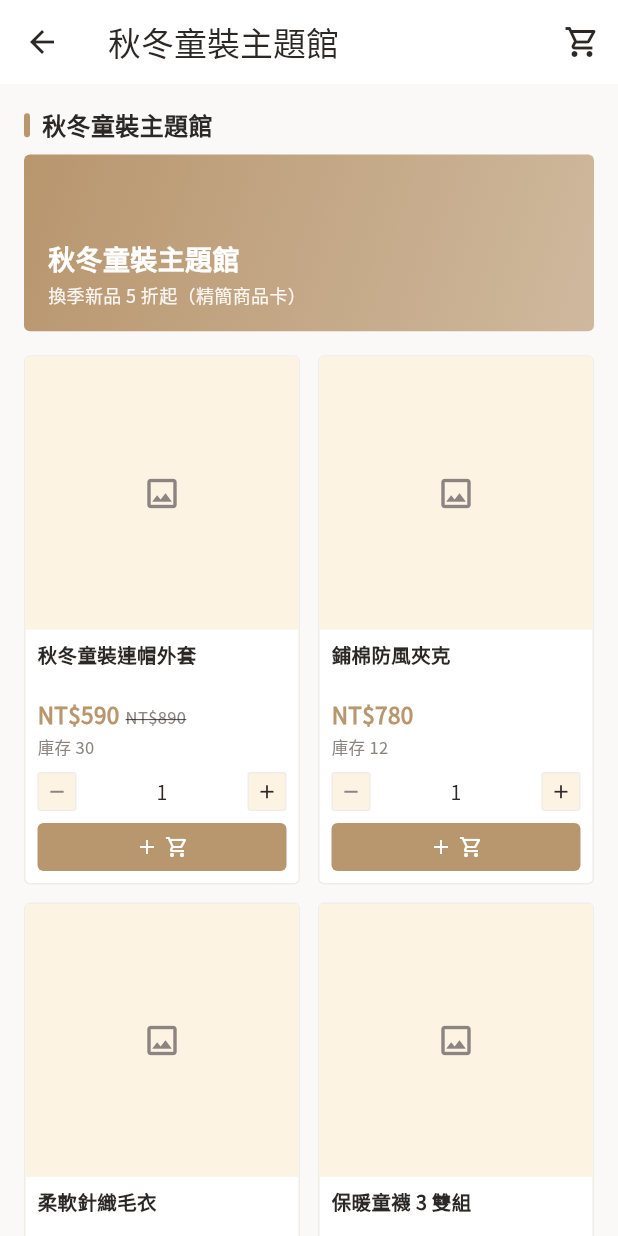
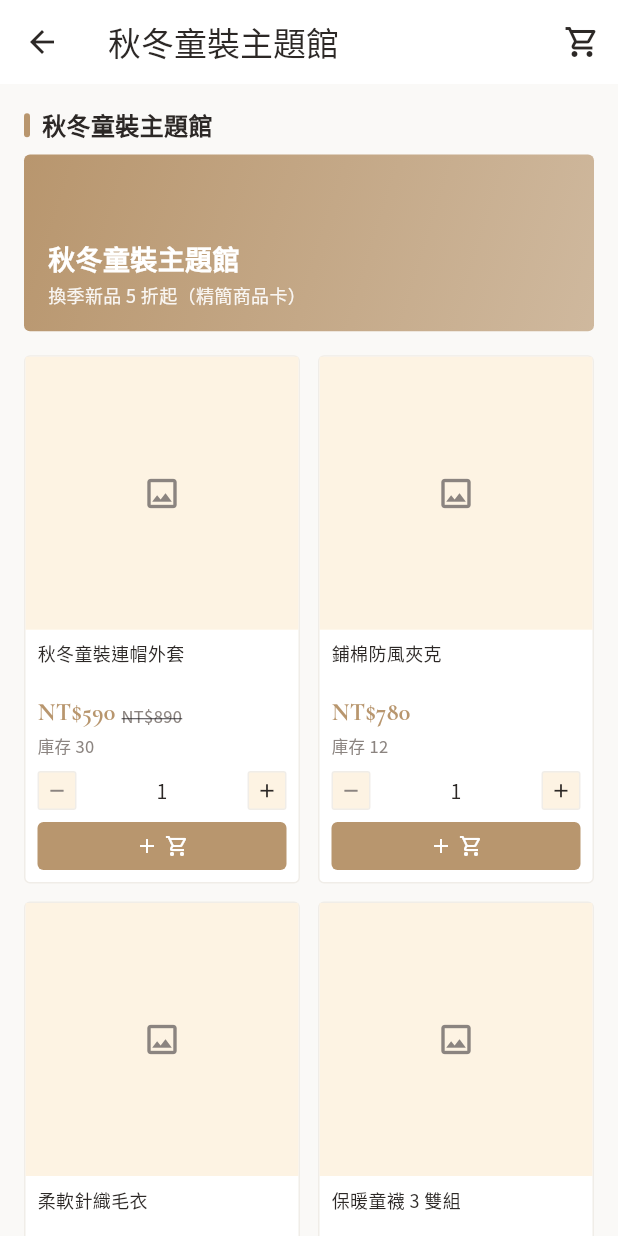
Before and after one commit to minchenlee168/xsmartlive-plus-one-prototype, a Flutter app: the ThemeHallScreen screen opened directly with empty values, on a phone screen of 412 x 824 dp. Run offline on Flutter 3.47's test engine with Material 3 defaults, Android fonts, the phone set to English and light mode, and no system bars; our stand-ins replace cookie_jar, dio, dio_cookie_manager, firebase_analytics, firebase_core, flutter_riverpod and 9 more; missing offline and left inert: facebook_app_events, flutter_facebook_auth; accounts and stored records are empty; network calls fail.

Commit message:
style: 商品卡兩變體字體統一（依精簡卡）——售價品牌襯線、名稱 12/w500、前綴 NT$
精簡與標準卡字體不一致（標準售價為系統 sans + 名稱 13/14；精簡為襯線 + 名稱 12）。
依「精簡卡」為準統一 ProductCard 兩變體字體：
- 售價改用品牌襯線 fontDisplay（Cormorant）16/w800（standard 原為 sans 15/16）
- 名稱統一 12 / w500（standard 原為 grid?14/w400 : 13/w600，不再分 grid）
- 原價 / 庫存統一 11
- 前綴統一 NT$：精簡卡由 $ 改為 NT$，與標準卡及 cart/detail/checkout 全站一致

flutter analyze 乾淨；商城兩館並排截圖確認字體一致。

Co-Authored-By: Claude Opus 4.8 (1M context) <noreply@anthropic.com>
Claude-Session: https://claude.ai/code/session_01RSHEb8hzWZX2ZNK8XGMhKR

```diff
--- a/lib/widgets/product_card.dart
+++ b/lib/widgets/product_card.dart
@@ -128,8 +128,9 @@ class _ProductCardState extends ConsumerState<ProductCard>
     final grid = widget.imageAspectRatio != null;
     final stepSize = grid ? 28.0 : 26.0;
     // 網格模式字級收斂到階梯（14/12）；橫向緊湊列維持原值（out of scope）。
-    final nameSize = grid ? 14.0 : 13.0;
-    final metaSize = grid ? 12.0 : 11.0; // 原價 / 庫存
+    // 字體依照精簡卡（compact）：名稱 12、原價/庫存 11，不分 grid。
+    const nameSize = 12.0;
+    const metaSize = 11.0; // 原價 / 庫存
     final qtySize = grid ? 14.0 : 13.0;
 
     Widget stepBtn(IconData icon,
@@ -210,9 +211,8 @@ class _ProductCardState extends ConsumerState<ProductCard>
                       style: TextStyle(
                           fontSize: nameSize,
                           height: 1.3,
-                          // 網格：名稱輕量（w400）讓價格帶頭；橫向列維持 w600。
-                          fontWeight:
-                              grid ? FontWeight.w400 : FontWeight.w600,
+                          // 依精簡卡：名稱 w500。
+                          fontWeight: FontWeight.w500,
                           color: appTheme.fg),
                     ),
                   ),
@@ -223,10 +223,15 @@ class _ProductCardState extends ConsumerState<ProductCard>
                   children: [
                     Text(
                       'NT\$${p.price.toStringAsFixed(0)}',
-                      style: TextStyle(
-                          fontSize: grid ? 16 : 15,
+                      // 依精簡卡：售價用品牌襯線字（fontDisplay）16/w800。
+                      style: GoogleFonts.getFont(
+                        appTheme.fontDisplay,
+                        textStyle: TextStyle(
+                          fontSize: 16,
                           fontWeight: FontWeight.w800,
-                          color: accent),
+                          color: accent,
+                        ),
+                      ),
                     ),
                     if (p.originalPrice != null) ...[
                       const SizedBox(width: 4),
@@ -689,7 +694,7 @@ class _ProductCardState extends ConsumerState<ProductCard>
                       textBaseline: TextBaseline.alphabetic,
                       children: [
                         Text(
-                          '\$${product.price.toStringAsFixed(0)}',
+                          'NT\$${product.price.toStringAsFixed(0)}',
                           style: GoogleFonts.getFont(
                             appTheme.fontDisplay,
                             textStyle: TextStyle(
@@ -702,7 +707,7 @@ class _ProductCardState extends ConsumerState<ProductCard>
                         if (hasOriginal) ...[
                           const SizedBox(width: 6),
                           Text(
-                            '\$${product.originalPrice!.toStringAsFixed(0)}',
+                            'NT\$${product.originalPrice!.toStringAsFixed(0)}',
                             style: TextStyle(
                               fontSize: 11,
                               color: appTheme.fgMuted,
```
